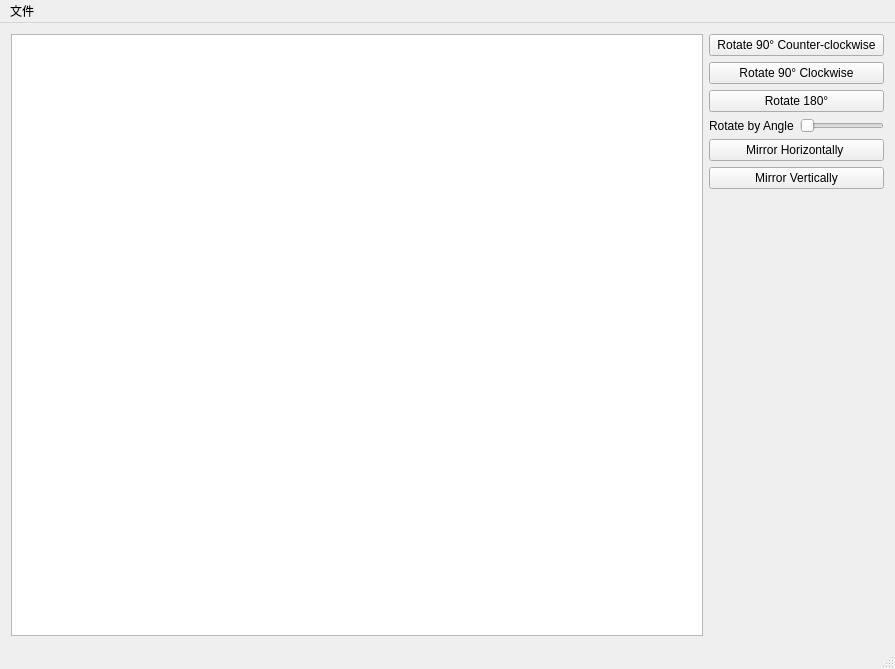
Old version of the form mainwindow.ui in the repository lizy14/hello-lenna.
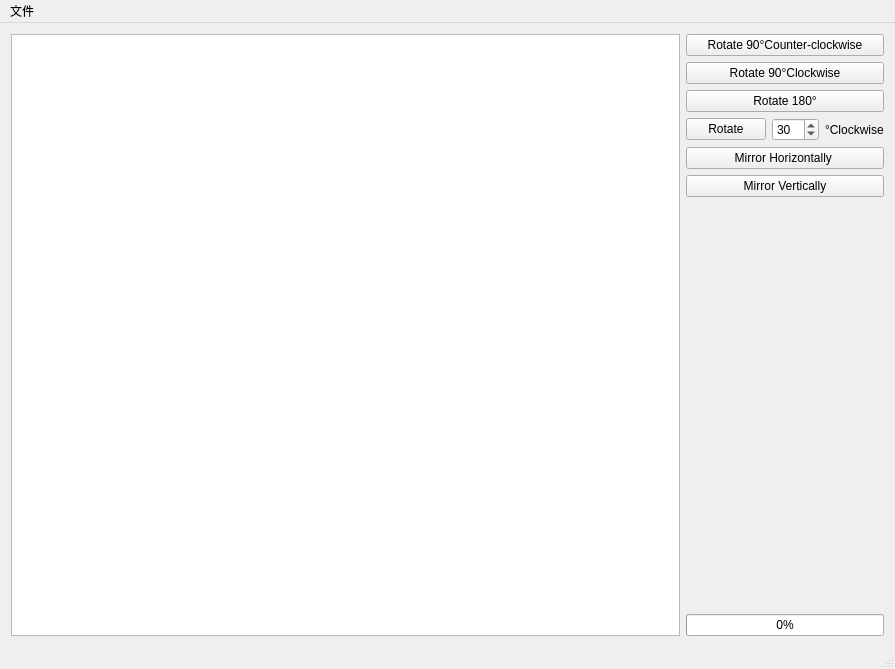
New version of the form.

Commit message: rotation: UI update, slider -> spin box

```diff
--- a/mainwindow.ui
+++ b/mainwindow.ui
@@ -28,14 +28,14 @@
         <item>
          <widget class="QPushButton" name="btnCounterclockwise">
           <property name="text">
-           <string>Rotate 90° Counter-clockwise</string>
+           <string>Rotate 90°Counter-clockwise</string>
           </property>
          </widget>
         </item>
         <item>
          <widget class="QPushButton" name="btnClockwise">
           <property name="text">
-           <string>Rotate 90° Clockwise</string>
+           <string>Rotate 90°Clockwise</string>
           </property>
          </widget>
         </item>
@@ -48,20 +48,42 @@
         </item>
         <item>
          <layout class="QHBoxLayout" name="horizontalLayout_2">
+          <property name="leftMargin">
+           <number>0</number>
+          </property>
+          <property name="topMargin">
+           <number>0</number>
+          </property>
+          <property name="rightMargin">
+           <number>0</number>
+          </property>
+          <property name="bottomMargin">
+           <number>0</number>
+          </property>
           <item>
-           <widget class="QLabel" name="label">
+           <widget class="QPushButton" name="btnRotate">
             <property name="text">
-             <string>Rotate by Angle</string>
+             <string>Rotate</string>
             </property>
            </widget>
           </item>
           <item>
-           <widget class="QSlider" name="sliderRotation">
+           <widget class="QSpinBox" name="spinBox">
             <property name="maximum">
-             <number>90</number>
+             <number>360</number>
             </property>
-            <property name="orientation">
-             <enum>Qt::Horizontal</enum>
+            <property name="singleStep">
+             <number>15</number>
+            </property>
+            <property name="value">
+             <number>30</number>
+            </property>
+           </widget>
+          </item>
+          <item>
+           <widget class="QLabel" name="label">
+            <property name="text">
+             <string>°Clockwise</string>
             </property>
            </widget>
           </item>
@@ -94,6 +116,13 @@
           </property>
          </spacer>
         </item>
+        <item>
+         <widget class="QProgressBar" name="progressBar">
+          <property name="value">
+           <number>0</number>
+          </property>
+         </widget>
+        </item>
        </layout>
       </item>
      </layout>
```
Left out of the diff: 4 changed lines with no effect on the pictures. The commit also changes 2 other files.
